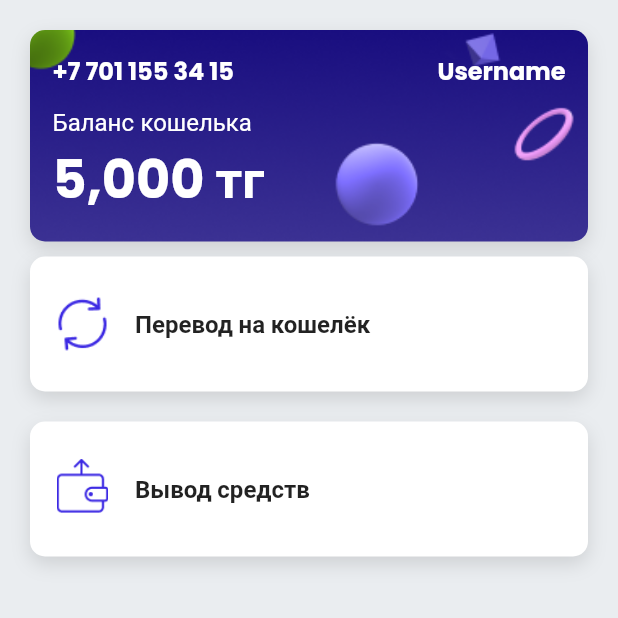
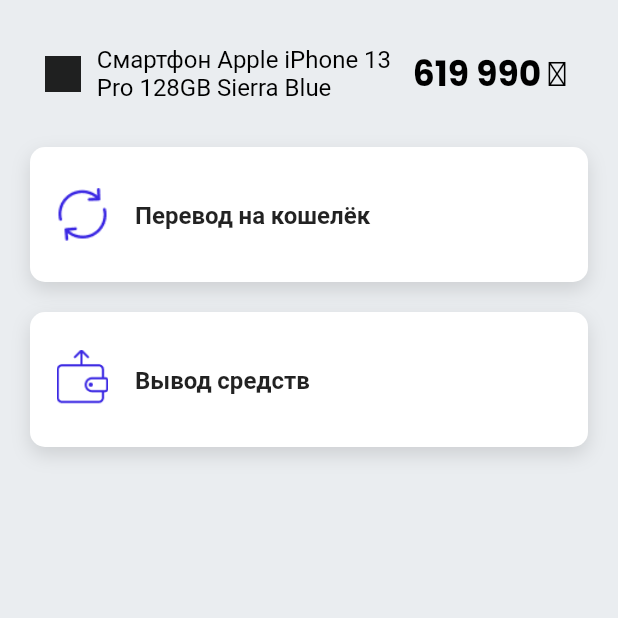
Before and after one commit to MadikDotNet/HCB-Hackathon, a Flutter app: the ServicesScreen screen opened directly, on a phone screen of 412 x 824 dp, the top half of it. Run offline on Flutter 3.47's test engine with Material 2 defaults, Android fonts, the light colour scheme and no system bars; our stand-ins replace camera, equatable, flutter_bloc, flutter_screenutil, flutter_secure_storage, formz and 2 more; accounts and stored records are empty.

Commit message:
[edit] balance to cart

```diff
--- a/lib/profile/views/profile_screen.dart
+++ b/lib/profile/views/profile_screen.dart
@@ -16,6 +16,7 @@
         padding: EdgeInsets.symmetric(horizontal: kSpacingUnit * 2),
         child: ListView(
           children: [
+            Balance(),
             Balance(),
             Container(
               width: double.infinity,
@@ -39,7 +40,7 @@
                 crossAxisAlignment: CrossAxisAlignment.start,
                 children: [
                   _listItem(
-                      context, 'assets/images/mycards.png', 'Мои карты', ''),
+                      context, 'assets/images/mycards.png', 'Смартфон Apple iPhone 13 \n Pro 128GB Sierra Blue', ''),
                   _listItem(context, 'assets/images/security.png',
                       'Доступ и безопасность', EditScreen()),
                   _listItem(context, 'assets/images/userguide.png',
--- a/lib/transactions/wallet/views/balance.dart
+++ b/lib/transactions/wallet/views/balance.dart
@@ -11,8 +11,8 @@
         Container(
           width: double.infinity,
           margin: EdgeInsets.only(top: kSpacingUnit * 2),
-          padding: EdgeInsets.all(kSpacingUnit * 1.5),
-          decoration: BoxDecoration(
+          padding: EdgeInsets.all(kSpacingUnit * 1),
+          /*decoration: BoxDecoration(
             image: DecorationImage(
               image: AssetImage('assets/images/balance_bg.png'),
               fit: BoxFit.cover,
@@ -27,7 +27,7 @@
             borderRadius: BorderRadius.all(
               Radius.circular(kSpacingUnit),
             ),
-          ),
+          ),*/
           child: Stack(
             children: [
               Align(
@@ -38,37 +38,28 @@
                     Row(
                       mainAxisAlignment: MainAxisAlignment.spaceBetween,
                       children: [
+                        ImageIcon(
+                          AssetImage('assets/images/iphone.png'),
+                        ),
                         Text(
-                          '+7 701 155 34 15',
+                          'Смартфон Apple iPhone 13 \nPro 128GB Sierra Blue',
                           style: TextStyle(
-                            color: Colors.white,
+                            color: Colors.black,
                             fontSize: 16,
-                            fontWeight: FontWeight.bold,
+                            fontFamily: 'Roboto'
                           ),
                         ),
                         Text(
-                          'Username',
+                          '619 990 ₸ ',
                           style: TextStyle(
-                            color: Colors.white,
-                            fontSize: 16,
+                            color: Colors.black,
+                            fontSize: 23,
                             fontWeight: FontWeight.bold,
                           ),
                         ),
                       ],
                     ),
                     SizedBox(height: kSpacingUnit),
-                    Text(
-                      'Баланс кошелька',
-                      style: TextStyle(color: Colors.white, fontSize: 16),
-                    ),
-                    Text(
-                      '5,000 тг',
-                      style: TextStyle(
-                        color: Colors.white,
-                        fontSize: 35,
-                        fontWeight: FontWeight.bold,
-                      ),
-                    ),
                   ],
                 ),
               ),
```
Also changed, not shown: assets/images/iphone.png (added).
